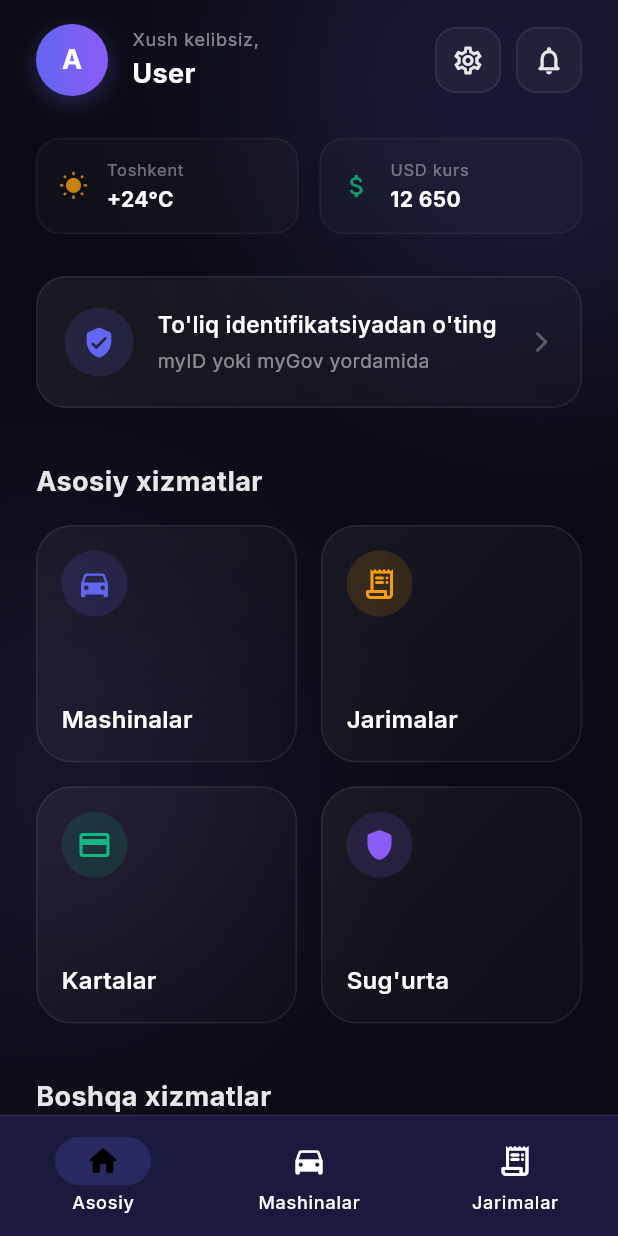
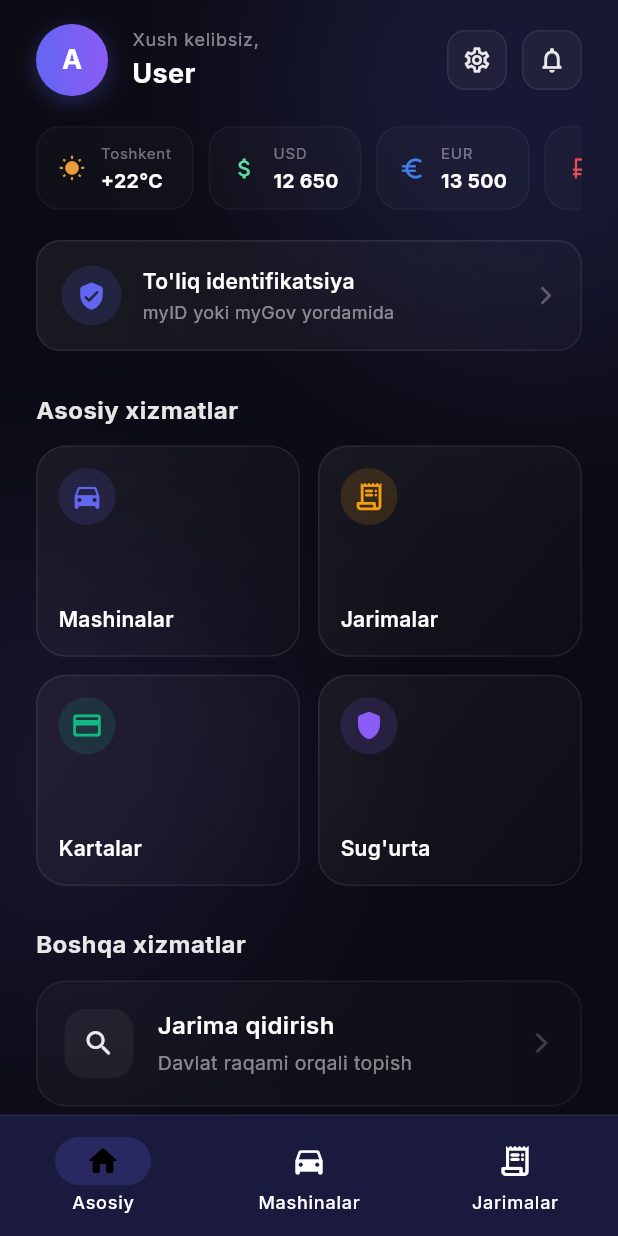
Before and after one commit to Jasurbek414/DriveON, a Flutter app: the HomeScreen screen opened by its route, on a phone screen of 412 x 824 dp. Run offline on Flutter 3.47's test engine with Material 3 defaults, Android fonts, the phone set to English and light mode, and no system bars; our stand-ins replace go_router, google_fonts, shared_preferences; accounts and stored records are empty; network calls fail.

Commit message:
Optimize design and add horizontal scrollable weather and 3 currencies

```diff
--- a/mobile/lib/screens/home_screen.dart
+++ b/mobile/lib/screens/home_screen.dart
@@ -66,45 +66,54 @@ class _HomeScreenState extends State<HomeScreen> {
                   ],
                 ),
               ]),
-              const SizedBox(height: 28),
+              const SizedBox(height: 20),
 
-              // Weather & Currency (Minimalist Info Row)
-              Row(
-                children: [
-                  Expanded(child: _miniWidget(Icons.wb_sunny_rounded, "Toshkent", "+24°C", AppColors.warning)),
+              // Weather & Currencies (Compact Horizontal Scroll)
+              SizedBox(
+                height: 56,
+                child: ListView(
+                  scrollDirection: Axis.horizontal,
+                  physics: const BouncingScrollPhysics(),
+                  children: [
+                    _compactWidget(Icons.wb_sunny_rounded, "Toshkent", "+22°C", Colors.orangeAccent),
+                    const SizedBox(width: 10),
+                    _compactWidget(Icons.attach_money_rounded, "USD", "12 650", Colors.greenAccent),
+                    const SizedBox(width: 10),
+                    _compactWidget(Icons.euro_rounded, "EUR", "13 500", Colors.blueAccent),
+                    const SizedBox(width: 10),
+                    _compactWidget(Icons.currency_ruble_rounded, "RUB", "140", Colors.redAccent),
+                  ],
+                ),
+              ),
+              const SizedBox(height: 20),
+
+              // myID Banner (Premium Glass)
+              Container(
+                padding: const EdgeInsets.symmetric(horizontal: 16, vertical: 16),
+                decoration: BoxDecoration(
+                  gradient: LinearGradient(begin: Alignment.topLeft, end: Alignment.bottomRight, colors: [Colors.white.withOpacity(0.06), Colors.white.withOpacity(0.02)]),
+                  borderRadius: BorderRadius.circular(16),
+                  border: Border.all(color: Colors.white.withOpacity(0.08)),
+                ),
+                child: Row(children: [
+                  Container(padding: const EdgeInsets.all(10), decoration: BoxDecoration(color: AppColors.primary.withOpacity(0.15), shape: BoxShape.circle),
+                    child: const Icon(Icons.verified_user_rounded, color: AppColors.primary, size: 20)),
                   const SizedBox(width: 14),
-                  Expanded(child: _miniWidget(Icons.attach_money_rounded, "USD kurs", "12 650", AppColors.success)),
-                ],
+                  Expanded(child: Column(crossAxisAlignment: CrossAxisAlignment.start, children: [
+                    const Text("To'liq identifikatsiya", style: TextStyle(color: Colors.white, fontSize: 14, fontWeight: FontWeight.w600)),
+                    const SizedBox(height: 2),
+                    Text('myID yoki myGov yordamida', style: TextStyle(color: Colors.white.withOpacity(0.5), fontSize: 12)),
+                  ])),
+                  Icon(Icons.arrow_forward_ios, color: Colors.white.withOpacity(0.3), size: 14),
+                ]),
               ),
               const SizedBox(height: 28),
 
-              // myID Banner (Premium Glass)
-              Container(
-                padding: const EdgeInsets.symmetric(horizontal: 18, vertical: 20),
-                decoration: BoxDecoration(
-                  gradient: LinearGradient(begin: Alignment.topLeft, end: Alignment.bottomRight, colors: [Colors.white.withOpacity(0.06), Colors.white.withOpacity(0.02)]),
-                  borderRadius: BorderRadius.circular(20),
-                  border: Border.all(color: Colors.white.withOpacity(0.08)),
-                ),
-                child: Row(children: [
-                  Container(padding: const EdgeInsets.all(12), decoration: BoxDecoration(color: AppColors.primary.withOpacity(0.15), shape: BoxShape.circle),
-                    child: const Icon(Icons.verified_user_rounded, color: AppColors.primary, size: 22)),
-                  const SizedBox(width: 16),
-                  Expanded(child: Column(crossAxisAlignment: CrossAxisAlignment.start, children: [
-                    const Text("To'liq identifikatsiyadan o'ting", style: TextStyle(color: Colors.white, fontSize: 15, fontWeight: FontWeight.w600)),
-                    const SizedBox(height: 4),
-                    Text('myID yoki myGov yordamida', style: TextStyle(color: Colors.white.withOpacity(0.5), fontSize: 13)),
-                  ])),
-                  Icon(Icons.arrow_forward_ios, color: Colors.white.withOpacity(0.3), size: 16),
-                ]),
-              ),
-              const SizedBox(height: 36),
-
               // Quick Menu
-              Text("Asosiy xizmatlar", style: TextStyle(color: Colors.white.withOpacity(0.9), fontSize: 18, fontWeight: FontWeight.bold, letterSpacing: 0.3)),
-              const SizedBox(height: 16),
-              GridView.count(crossAxisCount: 2, crossAxisSpacing: 16, mainAxisSpacing: 16, shrinkWrap: true,
-                physics: const NeverScrollableScrollPhysics(), childAspectRatio: 1.1,
+              Text("Asosiy xizmatlar", style: TextStyle(color: Colors.white.withOpacity(0.9), fontSize: 16, fontWeight: FontWeight.bold, letterSpacing: 0.3)),
+              const SizedBox(height: 12),
+              GridView.count(crossAxisCount: 2, crossAxisSpacing: 12, mainAxisSpacing: 12, shrinkWrap: true,
+                physics: const NeverScrollableScrollPhysics(), childAspectRatio: 1.25,
                 children: [
                   _menuCard(Icons.directions_car_rounded, 'Mashinalar', AppColors.primary, () => context.go('/vehicles')),
                   _menuCard(Icons.receipt_long_rounded, 'Jarimalar', AppColors.warning, () => context.go('/fines'), badge: _finesCount > 0 ? '$_finesCount' : null),
@@ -112,11 +121,11 @@ class _HomeScreenState extends State<HomeScreen> {
                   _menuCard(Icons.shield_rounded, "Sug'urta", AppColors.secondary, () {}),
                 ],
               ),
-              const SizedBox(height: 36),
+              const SizedBox(height: 28),
 
               // Info section
-              Text("Boshqa xizmatlar", style: TextStyle(color: Colors.white.withOpacity(0.9), fontSize: 18, fontWeight: FontWeight.bold, letterSpacing: 0.3)),
-              const SizedBox(height: 16),
+              Text("Boshqa xizmatlar", style: TextStyle(color: Colors.white.withOpacity(0.9), fontSize: 16, fontWeight: FontWeight.bold, letterSpacing: 0.3)),
+              const SizedBox(height: 12),
               _serviceRow(Icons.search_rounded, "Jarima qidirish", "Davlat raqami orqali topish", () {}),
               _serviceRow(Icons.history_rounded, "To'lovlar tarixi", "Barcha amaliyotlar", () {}),
               _serviceRow(Icons.headset_mic_rounded, "Qo'llab-quvvatlash", "Yordam va savollar", () {}),
@@ -130,37 +139,64 @@ class _HomeScreenState extends State<HomeScreen> {
   Widget _iconBtn(IconData icon, VoidCallback onTap) {
     return InkWell(
       onTap: onTap,
-      borderRadius: BorderRadius.circular(14),
+      borderRadius: BorderRadius.circular(12),
       child: Container(
-        width: 44, height: 44,
-        decoration: BoxDecoration(color: Colors.white.withOpacity(0.04), borderRadius: BorderRadius.circular(14), border: Border.all(color: Colors.white.withOpacity(0.08))),
-        child: Icon(icon, color: Colors.white.withOpacity(0.9), size: 22),
+        width: 40, height: 40,
+        decoration: BoxDecoration(color: Colors.white.withOpacity(0.04), borderRadius: BorderRadius.circular(12), border: Border.all(color: Colors.white.withOpacity(0.08))),
+        child: Icon(icon, color: Colors.white.withOpacity(0.9), size: 20),
       ),
     );
   }
 
   Widget _menuCard(IconData icon, String label, Color color, VoidCallback onTap, {String? badge}) {
     return GestureDetector(onTap: onTap, child: Container(
-      padding: const EdgeInsets.all(16),
+      padding: const EdgeInsets.all(14),
       decoration: BoxDecoration(
         gradient: LinearGradient(begin: Alignment.topLeft, end: Alignment.bottomRight, colors: [Colors.white.withOpacity(0.05), Colors.white.withOpacity(0.01)]),
-        borderRadius: BorderRadius.circular(24),
+        borderRadius: BorderRadius.circular(20),
         border: Border.all(color: Colors.white.withOpacity(0.08)),
       ),
       child: Column(crossAxisAlignment: CrossAxisAlignment.start, mainAxisAlignment: MainAxisAlignment.spaceBetween, children: [
         Row(mainAxisAlignment: MainAxisAlignment.spaceBetween, crossAxisAlignment: CrossAxisAlignment.start, children: [
           Container(
-            padding: const EdgeInsets.all(10),
+            padding: const EdgeInsets.all(8),
             decoration: BoxDecoration(color: color.withOpacity(0.15), shape: BoxShape.circle),
-            child: Icon(icon, color: color, size: 24),
+            child: Icon(icon, color: color, size: 22),
           ),
-          if (badge != null) Container(padding: const EdgeInsets.symmetric(horizontal: 10, vertical: 5),
-            decoration: BoxDecoration(color: AppColors.error, borderRadius: BorderRadius.circular(12), boxShadow: [BoxShadow(color: AppColors.error.withOpacity(0.3), blurRadius: 8, offset: const Offset(0, 2))]),
-            child: Text(badge, style: const TextStyle(color: Colors.white, fontSize: 12, fontWeight: FontWeight.bold))),
+          if (badge != null) Container(padding: const EdgeInsets.symmetric(horizontal: 8, vertical: 4),
+            decoration: BoxDecoration(color: AppColors.error, borderRadius: BorderRadius.circular(10), boxShadow: [BoxShadow(color: AppColors.error.withOpacity(0.3), blurRadius: 8, offset: const Offset(0, 2))]),
+            child: Text(badge, style: const TextStyle(color: Colors.white, fontSize: 11, fontWeight: FontWeight.bold))),
         ]),
-        Text(label, style: const TextStyle(color: Colors.white, fontSize: 16, fontWeight: FontWeight.w600, letterSpacing: 0.2)),
+        Text(label, style: const TextStyle(color: Colors.white, fontSize: 14, fontWeight: FontWeight.w600, letterSpacing: 0.2)),
       ]),
     ));
+  }
+
+  Widget _compactWidget(IconData icon, String title, String value, Color color) {
+    return Container(
+      padding: const EdgeInsets.symmetric(horizontal: 14, vertical: 10),
+      decoration: BoxDecoration(
+        color: Colors.white.withOpacity(0.02),
+        borderRadius: BorderRadius.circular(16),
+        border: Border.all(color: Colors.white.withOpacity(0.04)),
+      ),
+      child: Row(
+        mainAxisSize: MainAxisSize.min,
+        children: [
+          Icon(icon, color: color.withOpacity(0.9), size: 18),
+          const SizedBox(width: 10),
+          Column(
+            mainAxisAlignment: MainAxisAlignment.center,
+            crossAxisAlignment: CrossAxisAlignment.start,
+            children: [
+              Text(title, style: TextStyle(color: Colors.white.withOpacity(0.4), fontSize: 10, letterSpacing: 0.5)),
+              const SizedBox(height: 2),
+              Text(value, style: const TextStyle(color: Colors.white, fontSize: 13, fontWeight: FontWeight.bold)),
+            ],
+          ),
+        ],
+      ),
+    );
   }
 
   Widget _serviceRow(IconData icon, String title, String sub, VoidCallback onTap) {
```
